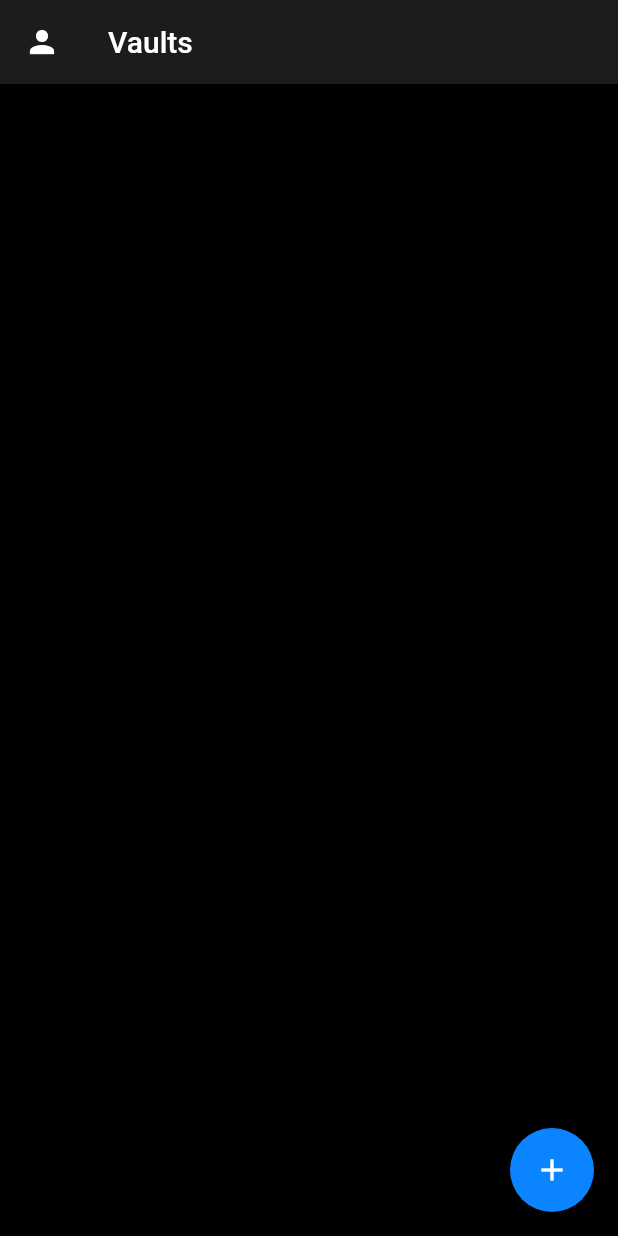
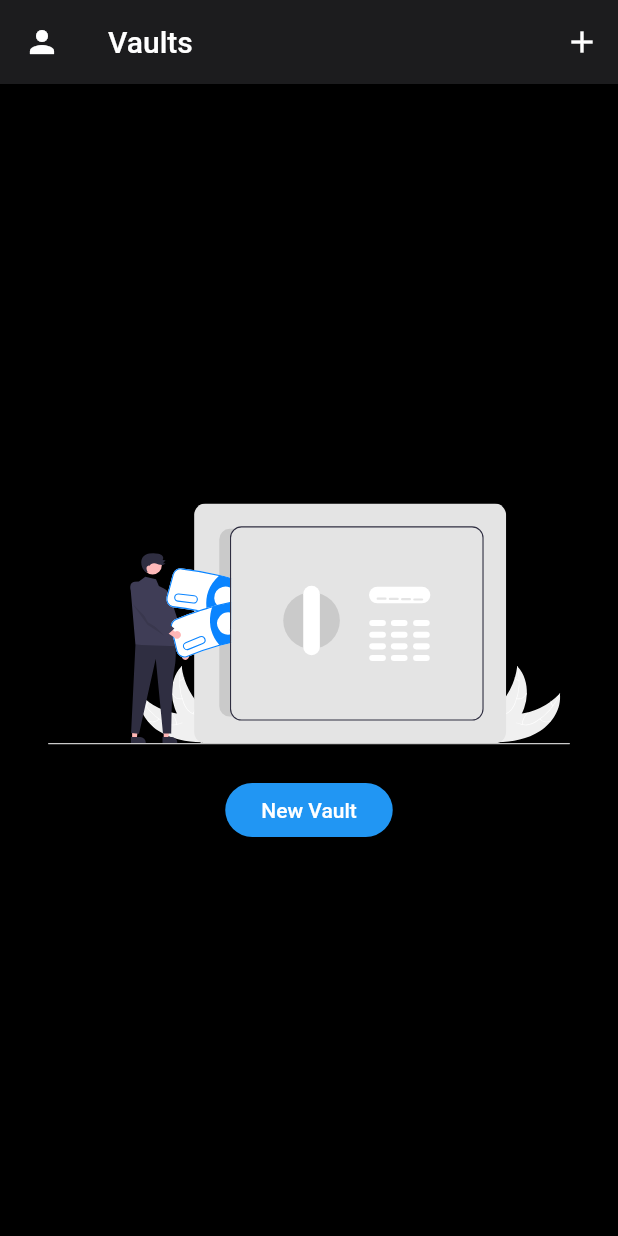
Before and after one commit to Appli-chic/Chic-Secret-Flutter, a Flutter app: the screen it shows after launch, on a phone screen of 412 x 824 dp. Run offline on Flutter 3.47's test engine with Material 2 defaults, Android fonts, the phone set to English and light mode, and no system bars; our stand-ins replace file_picker, flutter_easyloading, flutter_svg, flutter_typeahead, fluttertoast, in_app_purchase and 7 more; missing offline and left inert: clipboard, dart:ffi, encrypt, file_selector, flex_color_picker, in_app_purchase_android and 1 more; accounts and stored records are empty.

Commit message:
Updating libs and rework vaults screen

```diff
--- a/lib/ui/component/common/chic_elevated_button.dart
+++ b/lib/ui/component/common/chic_elevated_button.dart
@@ -22,6 +22,15 @@ class ChicElevatedButton extends StatelessWidget {
         backgroundColor: backgroundColor != null
             ? MaterialStateColor.resolveWith((states) => backgroundColor!)
             : null,
+        shape: !ChicPlatform.isDesktop()
+            ? MaterialStateProperty.resolveWith(
+                (states) => RoundedRectangleBorder(
+                  borderRadius: BorderRadius.circular(18.0),
+                ),
+              )
+            : null,
+        padding:
+            MaterialStateProperty.resolveWith((states) => EdgeInsets.only(left: 24, right: 24)),
       ),
       child: child,
       onPressed: onPressed,
--- a/lib/ui/component/entry_detail_input.dart
+++ b/lib/ui/component/entry_detail_input.dart
@@ -3,7 +3,6 @@ import 'dart:io';
 
 import 'package:chic_secret/localization/app_translations.dart';
 import 'package:chic_secret/provider/theme_provider.dart';
-import 'package:chic_secret/utils/chic_platform.dart';
 import 'package:chic_secret/utils/rich_text_editing_controller.dart';
 import 'package:clipboard/clipboard.dart';
 import 'package:flutter/material.dart';
--- a/lib/ui/screen/settings_screen.dart
+++ b/lib/ui/screen/settings_screen.dart
@@ -16,10 +16,8 @@ import 'package:chic_secret/ui/component/common/desktop_modal.dart';
 import 'package:chic_secret/ui/component/setting_item.dart';
 import 'package:chic_secret/ui/screen/biometry_screen.dart';
 import 'package:chic_secret/ui/screen/import_export_choice_screen.dart';
-import 'package:chic_secret/ui/screen/import_screen.dart';
 import 'package:chic_secret/ui/screen/vaults_screen.dart';
 import 'package:chic_secret/utils/chic_platform.dart';
-import 'package:chic_secret/utils/import_export.dart';
 import 'package:chic_secret/utils/security.dart';
 import 'package:flutter/material.dart';
 import 'package:flutter_easyloading/flutter_easyloading.dart';
--- a/lib/ui/screen/vaults_screen.dart
+++ b/lib/ui/screen/vaults_screen.dart
@@ -1,5 +1,3 @@
-import 'dart:io';
-
 import 'package:chic_secret/localization/app_translations.dart';
 import 'package:chic_secret/model/database/category.dart';
 import 'package:chic_secret/model/database/entry.dart';
@@ -12,6 +10,7 @@ import 'package:chic_secret/service/entry_service.dart';
 import 'package:chic_secret/service/tag_service.dart';
 import 'package:chic_secret/service/vault_service.dart';
 import 'package:chic_secret/ui/component/category_item.dart';
+import 'package:chic_secret/ui/component/common/chic_elevated_button.dart';
 import 'package:chic_secret/ui/component/common/chic_navigator.dart';
 import 'package:chic_secret/ui/component/common/chic_text_icon_button.dart';
 import 'package:chic_secret/ui/component/desktop_expandable_menu.dart';
@@ -27,6 +26,7 @@ import 'package:chic_secret/utils/chic_platform.dart';
 import 'package:chic_secret/utils/security.dart';
 import 'package:flutter/material.dart';
 import 'package:flutter_easyloading/flutter_easyloading.dart';
+import 'package:flutter_svg/flutter_svg.dart';
 import 'package:provider/provider.dart';
 
 Vault? selectedVault;
@@ -92,19 +92,16 @@ class _VaultsScreenState extends State<VaultsScreen> {
     super.initState();
   }
 
-  /// Get if the user is logged in
   _isUserLogged() async {
     _isUserLoggedIn = await Security.isConnected();
     setState(() {});
   }
 
-  /// Loads all the vaults from the database
   _loadVaults() async {
     _vaults = await VaultService.getAll();
     setState(() {});
   }
 
-  /// Loads the categories linked to the current vault
   _loadCategories() async {
     if (selectedVault != null) {
       _categories = await CategoryService.getAllByVault(selectedVault!.id);
@@ -117,7 +114,6 @@ class _VaultsScreenState extends State<VaultsScreen> {
     }
   }
 
-  /// Loads the tags linked to the current vault
   _loadTags() async {
     if (selectedVault != null) {
       _tags = await TagService.getAllByVault(selectedVault!.id);
@@ -139,7 +135,6 @@ class _VaultsScreenState extends State<VaultsScreen> {
       body: ChicPlatform.isDesktop()
           ? _displaysDesktopBody(themeProvider)
           : _displaysMobileBody(themeProvider),
-      floatingActionButton: _displaysFloatingActionButton(themeProvider),
     );
   }
 
@@ -209,7 +204,6 @@ class _VaultsScreenState extends State<VaultsScreen> {
     );
   }
 
-  /// Reload the data after a synchronization
   _onSynchronized() async {
     widget.onVaultChange();
 
@@ -221,7 +215,6 @@ class _VaultsScreenState extends State<VaultsScreen> {
     }
   }
 
-  /// Triggered when the options are clicked
   _onOptionsClicked() async {
     var haveToReload = await ChicNavigator.push(
       context,
@@ -242,7 +235,6 @@ class _VaultsScreenState extends State<VaultsScreen> {
     }
   }
 
-  /// Displays the list of vaults for the desktop version
   Widget _displaysVaults(ThemeProvider themeProvider) {
     return Container(
       margin: EdgeInsets.only(top: 8),
@@ -270,7 +262,6 @@ class _VaultsScreenState extends State<VaultsScreen> {
     );
   }
 
-  /// On clicking to add a vault on desktop
   _onAddVaultDesktop(Vault vault) async {
     var unlockingPassword;
 
@@ -324,7 +315,6 @@ class _VaultsScreenState extends State<VaultsScreen> {
     setState(() {});
   }
 
-  /// Displays the categories for the desktop version
   Widget _displaysCategories(ThemeProvider themeProvider) {
     return DesktopExpandableMenu(
         title: AppTranslations.of(context).text("categories"),
@@ -398,7 +388,6 @@ class _VaultsScreenState extends State<VaultsScreen> {
         ));
   }
 
-  /// Displays the list of tags for the desktop version
   Widget _displaysTags(ThemeProvider themeProvider) {
     return DesktopExpandableMenu(
       title: AppTranslations.of(context).text("tags"),
@@ -455,8 +444,36 @@ class _VaultsScreenState extends State<VaultsScreen> {
     );
   }
 
-  /// Displays the list of vaults only for the mobile version
   Widget _displaysMobileBody(ThemeProvider themeProvider) {
+    if (_vaults.isEmpty) {
+      return _displayMobileBodyEmpty(themeProvider);
+    } else {
+      return _displayMobileBodyFull(themeProvider);
+    }
+  }
+
+  Widget _displayMobileBodyEmpty(ThemeProvider themeProvider) {
+    return Container(
+      margin: EdgeInsets.only(left: 32, right: 32),
+      child: Column(
+        mainAxisAlignment: MainAxisAlignment.center,
+        children: [
+          SvgPicture.asset(
+            "assets/images/empty_vault.svg",
+            semanticsLabel: 'Empty Vault',
+            fit: BoxFit.fitWidth,
+            height: 200,
+          ),
+          ChicElevatedButton(
+            child: Text("New Vault"),
+            onPressed: () {},
+          ),
+        ],
+      ),
+    );
+  }
+
+  Widget _displayMobileBodyFull(ThemeProvider themeProvider) {
     return ListView.builder(
       physics: BouncingScrollPhysics(),
       itemCount: _vaults.length,
@@ -504,34 +521,29 @@ class _VaultsScreenState extends State<VaultsScreen> {
     );
   }
 
-  /// Displays a floating action button only for the mobile version
-  /// to create new vaults.
-  Widget? _displaysFloatingActionButton(ThemeProvider themeProvider) {
-    if (Platform.isAndroid) {
-      return FloatingActionButton(
-        onPressed: _onAddVaultClicked,
-        backgroundColor: themeProvider.primaryColor,
-        child: Icon(Icons.add, color: themeProvider.textColor),
+  PreferredSizeWidget? _displaysAppbar(ThemeProvider themeProvider) {
+    if (!ChicPlatform.isDesktop()) {
+      return AppBar(
+        backgroundColor: themeProvider.secondBackgroundColor,
+        title: Text(AppTranslations.of(context).text("vaults")),
+        leading: _displaysAppBarLeadingIcon(themeProvider),
+        actions: [_displaysActionIcon(themeProvider)],
       );
     } else {
       return null;
     }
   }
 
-  /// Displays the appbar only for the mobile version
-  PreferredSizeWidget? _displaysAppbar(ThemeProvider themeProvider) {
-    if (!ChicPlatform.isDesktop()) {
-      return AppBar(
-        backgroundColor: themeProvider.secondBackgroundColor,
-        title: Text(AppTranslations.of(context).text("vaults")),
-        leading: _displaysAppBarLeadingIcon(themeProvider),
-      );
-    } else {
-      return null;
-    }
+  Widget _displaysActionIcon(ThemeProvider themeProvider) {
+    return IconButton(
+      icon: Icon(
+        Icons.add,
+        color: themeProvider.textColor,
+      ),
+      onPressed: _onAddVaultClicked,
+    );
   }
 
-  /// Displays the app bar leading icon for mobile
   Widget _displaysAppBarLeadingIcon(ThemeProvider themeProvider) {
     if (!_isUserLoggedIn) {
       return IconButton(
@@ -552,7 +564,6 @@ class _VaultsScreenState extends State<VaultsScreen> {
     }
   }
 
-  /// Starts the settings page for the mobile
   _onStartSettings() async {
     await ChicNavigator.push(
       context,
@@ -567,7 +578,6 @@ class _VaultsScreenState extends State<VaultsScreen> {
     EasyLoading.dismiss();
   }
 
-  /// Go the [LoginScreen] to synchronize the vaults
   _onLogin() async {
     var isLogged = await ChicNavigator.push(
       context,
@@ -587,7 +597,6 @@ class _VaultsScreenState extends State<VaultsScreen> {
     }
   }
 
-  /// Calls the [NewVaultScreen] screen to create a new vault
   _onAddVaultClicked() async {
     var data = await ChicNavigator.push(
       context,
@@ -615,7 +624,6 @@ class _VaultsScreenState extends State<VaultsScreen> {
     }
   }
 
-  /// Calls the [NewCategoryScreen] screen to create a new category
   _onAddCategoryClicked() async {
     var data = await ChicNavigator.push(
       context,
@@ -628,8 +636,6 @@ class _VaultsScreenState extends State<VaultsScreen> {
     }
   }
 
-  /// Check if the vault is unlocked and returns the password used
-  /// to unlock the vault
   Future<String?> _isVaultUnlocking(Vault vault) async {
     var unlockingPassword = await ChicNavigator.push(
       context,
@@ -640,7 +646,6 @@ class _VaultsScreenState extends State<VaultsScreen> {
     return unlockingPassword;
   }
 
-  /// Check the security of all the entries
   _checkPasswordSecurity() async {
     var data = await Security.retrievePasswordsSecurityInfo();
 
```
Also changed, not shown: lib/utils/database.dart (+16 -20 lines), pubspec.yaml (+21 -19 lines), assets/images/empty_vault.svg (added), pubspec.lock, 2 other files.
